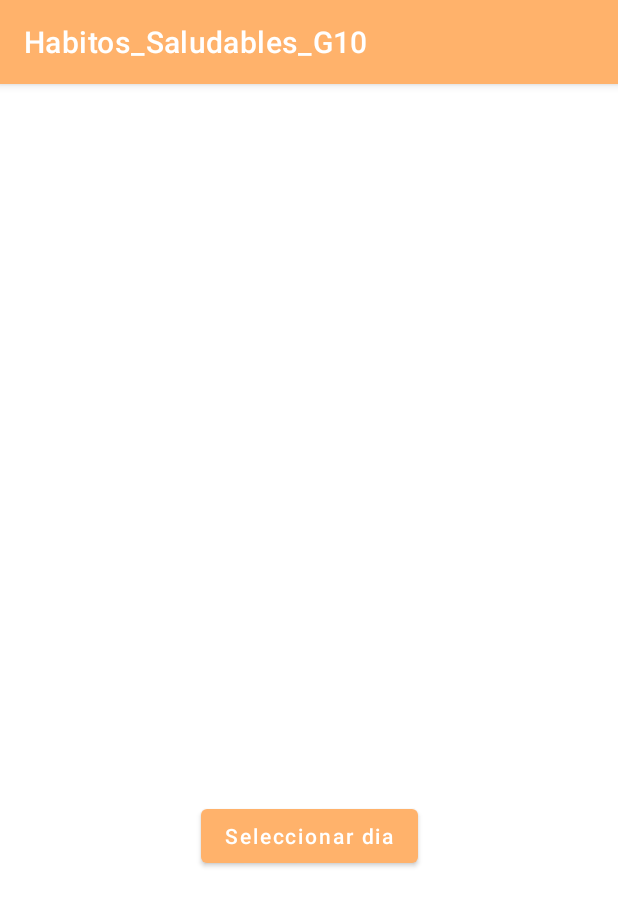
After one commit to MigueGaldamez/Proyecto_2_PDM115_G10, an Android app: the CalendarioActivity screen opened directly, with no data from a screen before it, on a phone screen of 412 x 824 dp. The commit adds this screen. Shown: the top 906 px of the screen. Run offline under Robolectric (Android 15) with nearby library versions, the phone set to English and light mode, and no system bars.

Commit message:
Calendario
botones de calendario y gps,  kevin me ayudara con la parte de abrir el gps por vos :v, en el calendario aun estoy viendo para que pinte los dias :v:

```diff
--- a/app/src/main/AndroidManifest.xml
+++ b/app/src/main/AndroidManifest.xml
@@ -6,6 +6,8 @@
     <uses-permission android:name="android.permission.READ_EXTERNAL_STORAGE" />
     <uses-permission android:name="android.permission.WRITE_EXTERNAL_STORAGE"/>
     <uses-permission android:name="android.permission.RECORD_AUDIO"/>
+    <uses-permission android:name="android.permission.ACCESS_FINE_LOCATION" />
+    <uses-permission android:name="android.permission.ACCESS_COARSE_LOCATION" />
 
     <application
         android:allowBackup="true"
@@ -16,6 +18,8 @@
         android:supportsRtl="true"
         android:theme="@style/Theme.Habitos_Saludables_G10">
         <activity android:name=".AudioActivity"></activity>
+        <activity android:name=".GPSActivity"></activity>
+        <activity android:name=".CalendarioActivity"></activity>
         <activity android:name=".videoActivity" />
         <activity android:name=".HabitoInsertarActivity" />
         <activity
--- /dev/null
+++ b/app/src/main/java/com/example/habitos_saludables_g10/CalendarioActivity.java
@@ -0,0 +1,39 @@
+package com.example.habitos_saludables_g10;
+
+import android.app.DatePickerDialog;
+import android.os.Bundle;
+import android.view.View;
+import android.widget.DatePicker;
+import android.widget.TextView;
+
+import androidx.appcompat.app.AppCompatActivity;
+
+import java.util.Calendar;
+
+public class CalendarioActivity extends AppCompatActivity {
+    TextView tv;
+
+    @Override
+    protected void onCreate(Bundle savedInstanceState) {
+        super.onCreate(savedInstanceState);
+        setContentView(R.layout.activity_calendario);
+        tv = findViewById(R.id.textView);
+    }
+
+
+    public void abrirCalendario(View view){
+
+        Calendar cal= Calendar.getInstance();
+        int anio= cal.get(Calendar.YEAR);
+        int mes= cal.get(Calendar.MONTH);
+        int dia=cal.get(Calendar.DAY_OF_MONTH);
+        DatePickerDialog dpd= new DatePickerDialog(com.example.habitos_saludables_g10.CalendarioActivity.this, new DatePickerDialog.OnDateSetListener() {
+            @Override
+            public void onDateSet(DatePicker view, int year, int month, int dayOfMonth) {
+                String fecha= dayOfMonth+"/"+(month+1)+"/"+anio;
+                tv.setText((fecha));
+            }
+        }, anio, mes, dia);
+        dpd.show();
+    }
+}
--- /dev/null
+++ b/app/src/main/res/layout/activity_calendario.xml
@@ -0,0 +1,34 @@
+<?xml version="1.0" encoding="utf-8"?>
+<androidx.constraintlayout.widget.ConstraintLayout xmlns:android="http://schemas.android.com/apk/res/android"
+    xmlns:app="http://schemas.android.com/apk/res-auto"
+    xmlns:tools="http://schemas.android.com/tools"
+    android:layout_width="match_parent"
+    android:layout_height="match_parent"
+    tools:context=".CalendarioActivity">
+
+    <TextView
+        android:id="@+id/textView"
+        android:layout_width="wrap_content"
+        android:layout_height="wrap_content"
+        android:text=""
+        app:layout_constraintBottom_toBottomOf="parent"
+        app:layout_constraintLeft_toLeftOf="parent"
+        app:layout_constraintRight_toRightOf="parent"
+        app:layout_constraintTop_toTopOf="parent" />
+
+
+    <Button
+        android:id="@+id/button"
+        android:layout_width="wrap_content"
+        android:layout_height="wrap_content"
+        android:onClick="abrirCalendario"
+        android:text="Seleccionar dia"
+        android:textAllCaps="false"
+        app:layout_constraintBottom_toBottomOf="parent"
+        app:layout_constraintEnd_toEndOf="parent"
+        app:layout_constraintStart_toStartOf="parent"
+        app:layout_constraintTop_toBottomOf="@+id/textView"
+        app:layout_constraintVertical_bias="0.256"></Button>
+
+
+</androidx.constraintlayout.widget.ConstraintLayout>
--- a/app/src/main/res/menu/activity_main_drawer.xml
+++ b/app/src/main/res/menu/activity_main_drawer.xml
@@ -16,5 +16,8 @@
             android:id="@+id/nav_slideshow"
             android:icon="@drawable/ic_menu_slideshow"
             android:title="@string/Exportar" />
+
+
+
     </group>
 </menu>
--- a/app/src/main/res/values/strings.xml
+++ b/app/src/main/res/values/strings.xml
@@ -53,4 +53,7 @@
     <string name="naturaleza2">Fluir del agua para canalizar nuestras molestias.</string>
     <string name="naturaleza3">Sonidos para meditar y practicar yoga.</string>
 
+    <string name="calendario">Calendario</string>
+    <string name="btnObtenerDatos">Obtener lugar especifico </string>
+
 </resources>
```
Also changed, not shown: app/src/main/java/com/example/habitos_saludables_g10/GPSActivity.java (added, +105 -0 lines), app/src/main/java/com/example/habitos_saludables_g10/MenuPrincipalActivity.java (+17 -1 lines), app/src/main/res/layout/activity_gps.xml (added, +55 -0 lines), app/src/main/res/layout/fragment_home.xml (+15 -1 lines).
